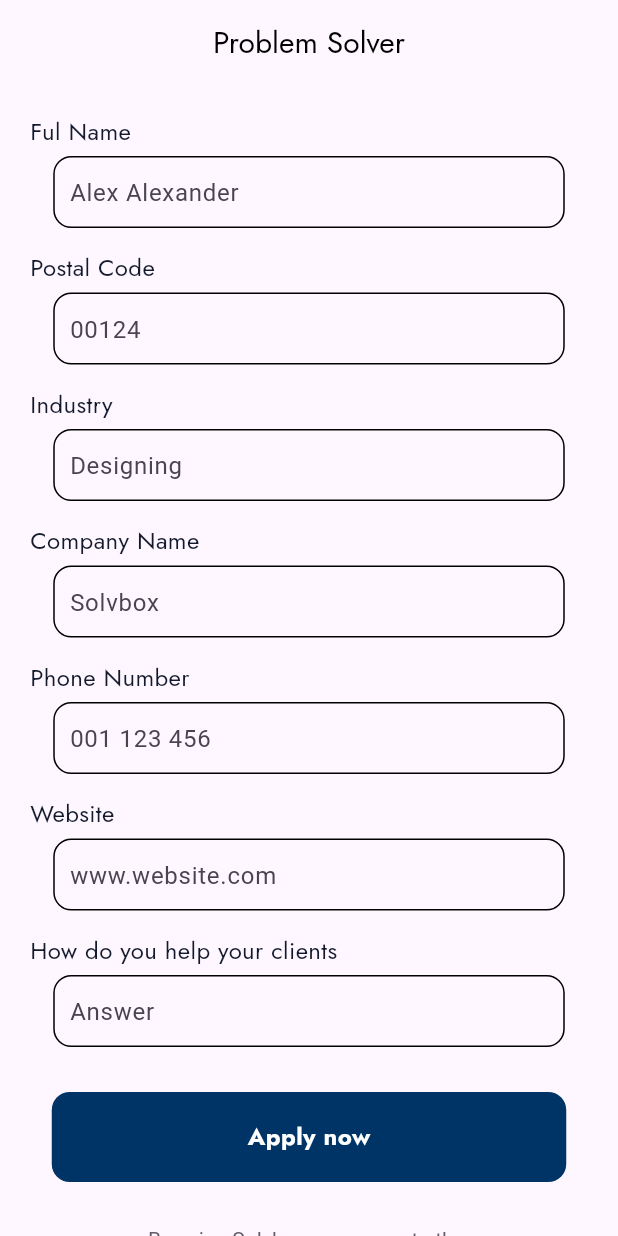
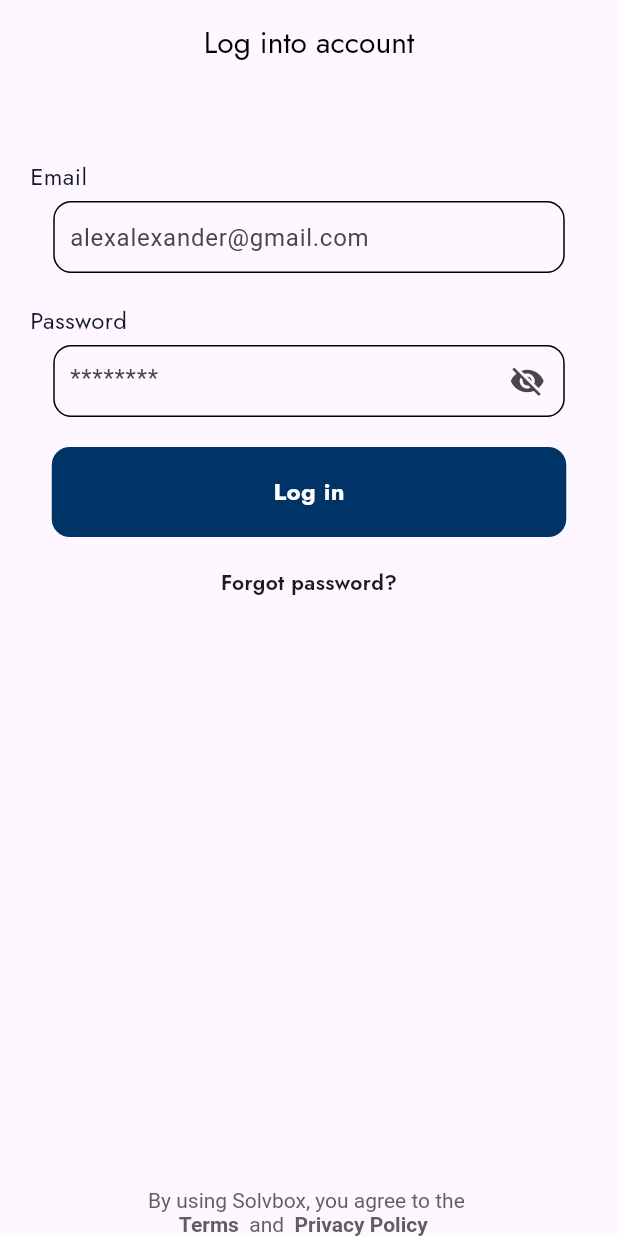
Before and after one commit to Ahmad163563/InternshipProject04, a Flutter app: the screen it shows after launch, on a phone screen of 412 x 824 dp. Run offline on Flutter 3.47's test engine with Material 3 defaults, Android fonts, the phone set to English and light mode, and no system bars; our stand-ins replace font_awesome_flutter, google_fonts.

Commit message:
logins screen
creating login screens

```diff
--- /dev/null
+++ b/lib/login_screen/login4.dart
@@ -0,0 +1,129 @@
+import 'package:flutter/material.dart';
+import 'package:google_fonts/google_fonts.dart';
+import 'package:project/components/custom_button/custom_button.dart';
+
+class Login4 extends StatefulWidget {
+  const Login4({super.key});
+
+  @override
+  State<Login4> createState() => _Login4State();
+}
+
+class _Login4State extends State<Login4> {
+  bool _obscuretext=true;
+  @override
+  Widget build(BuildContext context) {
+    return Scaffold(
+      appBar: AppBar(
+        title: Text('Log into account', style: GoogleFonts.jost(
+            fontSize: 20,
+            fontWeight: FontWeight.w400,
+            color: Color(0xff000000))
+        ),
+        centerTitle: true,
+      ),
+      body: Column(
+        crossAxisAlignment: CrossAxisAlignment.start,
+        children: [
+          SizedBox(height: 50,),
+          Padding(
+            padding: const EdgeInsets.only(left: 20.0),
+            child: Text('Email',style: GoogleFonts.jost(
+                fontWeight: FontWeight.w400,
+                color: Color(0xff121A2C),
+                fontSize: 16
+            ),),
+          ),
+          SizedBox(height: 5,),
+          Center(
+            child: Container(
+              padding: EdgeInsets.only(left: 10),
+              //alignment: Alignment.center,
+              height: 48,
+              width: 341,
+              decoration: BoxDecoration(
+                borderRadius: BorderRadius.circular(12),
+                border: Border.all(),
+              ),
+              child: TextField(
+                decoration: InputDecoration(
+                    border: InputBorder.none,
+                    hintText: 'alexalexander@gmail.com'
+                ),
+              ),
+            ),
+          ),
+          SizedBox(height: 20,),
+          Padding(
+            padding: EdgeInsets.only(left: 20.0),
+            child: Text('Password',style: GoogleFonts.jost(
+                fontWeight: FontWeight.w400,
+                fontSize: 16,
+                color: Color(0xff121A2C)
+            ),),
+          ),
+          SizedBox(height: 5,),
+          Center(
+            child: Container(
+              padding: EdgeInsets.only(left: 10),
+              height: 48,
+              width: 341,
+              decoration: BoxDecoration(
+                  borderRadius: BorderRadius.circular(12),
+                  border: Border.all()
+              ),
+              child: TextField(
+                obscureText: _obscuretext,
+                decoration: InputDecoration(
+                    hintText: '********',
+                    border: InputBorder.none,
+                    suffixIcon: IconButton(onPressed: (){
+                      setState(() {
+                        _obscuretext=!_obscuretext;
+                      });
+                    }, icon: Icon(_obscuretext?Icons.visibility_off:Icons.visibility))
+                ),
+              ),
+            ),
+          ),
+          SizedBox(height: 20,),
+          Center(child: CustomButton(text: 'Log in', onTap: (){})),
+          SizedBox(height: 20,),
+          Center(
+            child:
+            Text('Forgot password?',style: GoogleFonts.jost(
+                fontSize: 14,
+                fontWeight: FontWeight.w600
+            ),),
+          ),
+          Spacer(),
+          Center(
+            child: RichText(
+              text: TextSpan(
+                text: 'By using Solvbox, you agree to the ', // First part
+                style:GoogleFonts.roboto(fontSize: 14,color: Color(0xff605D67)),
+                children: <TextSpan>[
+                  TextSpan(
+                      text: '\n      Terms', // Second part
+                      style:GoogleFonts.roboto(fontSize: 14,color: Color(0xff605D67),fontWeight: FontWeight.w700)
+                  ),
+                  TextSpan(
+                      text: '  and', // Third part
+                      style: GoogleFonts.roboto(fontSize: 14,color: Color(0xff605D67))
+                  ),
+                  TextSpan(
+                      text: '  Privacy Policy',style: GoogleFonts.roboto(
+                      fontSize: 14,
+                      color: Color(0xff605D67),
+                      fontWeight: FontWeight.w700
+                  )
+                  )
+                ],
+              ),
+            ),
+          )
+        ],
+      ),
+    );
+  }
+}
--- a/lib/main.dart
+++ b/lib/main.dart
@@ -2,9 +2,14 @@ import 'package:flutter/material.dart';
 import 'package:project/SignUp_Screens/account_creation/account_creation.dart';
 import 'package:project/SignUp_Screens/apply_Screen/Problem_solver/problem_solver.dart';
 import 'package:project/SignUp_Screens/apply_Screen/apply%20screen.dart';
+import 'package:project/SignUp_Screens/apply_Screen/problem_seeker/problem_seeker.dart';
 import 'package:project/SignUp_Screens/create_pass/create_password.dart';
 
 import 'package:project/SignUp_Screens/verify_email/Verify_Email.dart';
+import 'package:project/login_screen/login4.dart';
+import 'package:project/login_screen/login_into_account3.dart';
+import 'package:project/login_screen/loginaccount1.dart';
+import 'package:project/login_screen/loginscreen2.dart';
 import 'package:project/starting_/SplashScreen/splashscreen.dart';
 import 'package:font_awesome_flutter/font_awesome_flutter.dart';
 
@@ -24,7 +29,7 @@ class MyApp extends StatelessWidget {
         colorScheme: ColorScheme.fromSeed(seedColor: Colors.deepPurple),
         useMaterial3: true,
       ),
-      home: ProblemSolver()//ApplyScreen()//AccountCreation()//CreatePassword()//VerifyEmail()//AddingEmail(currentStep: 1)//CreateAccount()//Splashscreen()
+      home: Login4()//LoginIntoAccount()//Loginaccount()//LoginApplyScreen()//ProblemSeeker()//ProblemSolver()//ApplyScreen()//AccountCreation()//CreatePassword()//VerifyEmail()//AddingEmail(currentStep: 1)//CreateAccount()//Splashscreen()
     );
   }
 }
```
Also changed, not shown: lib/login_screen/login_into_account3.dart (added, +129 -0 lines), lib/login_screen/loginaccount1.dart (added, +143 -0 lines), lib/login_screen/loginscreen2.dart (added, +77 -0 lines).
